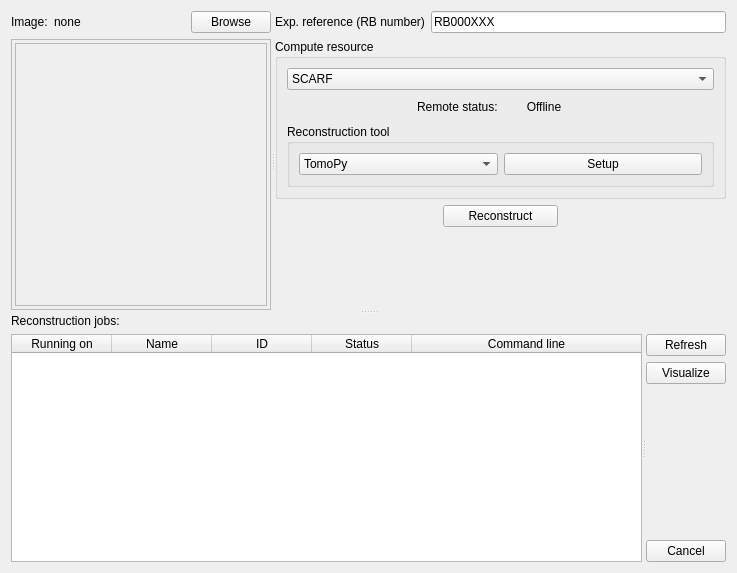
First picture: the form in MantidQt/CustomInterfaces/inc/MantidQtCustomInterfaces/Tomography/TomographyIfaceQtTabRun.ui, repository mantidproject/mantid, before the edit.
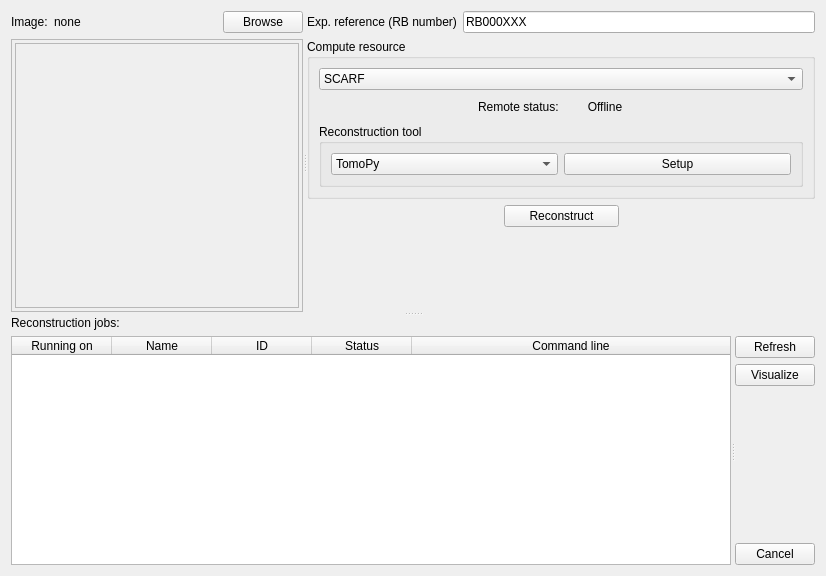
Second picture: the form after the edit.

Patch:
```diff
--- a/MantidQt/CustomInterfaces/inc/MantidQtCustomInterfaces/Tomography/TomographyIfaceQtTabRun.ui
+++ b/MantidQt/CustomInterfaces/inc/MantidQtCustomInterfaces/Tomography/TomographyIfaceQtTabRun.ui
@@ -9,8 +9,8 @@
    <rect>
     <x>0</x>
     <y>0</y>
-    <width>737</width>
-    <height>573</height>
+    <width>826</width>
+    <height>576</height>
    </rect>
   </property>
   <layout class="QGridLayout" name="gridLayout">
@@ -105,8 +105,8 @@
                <rect>
                 <x>0</x>
                 <y>0</y>
-                <width>241</width>
-                <height>254</height>
+                <width>273</width>
+                <height>256</height>
                </rect>
               </property>
               <property name="sizePolicy">
```
